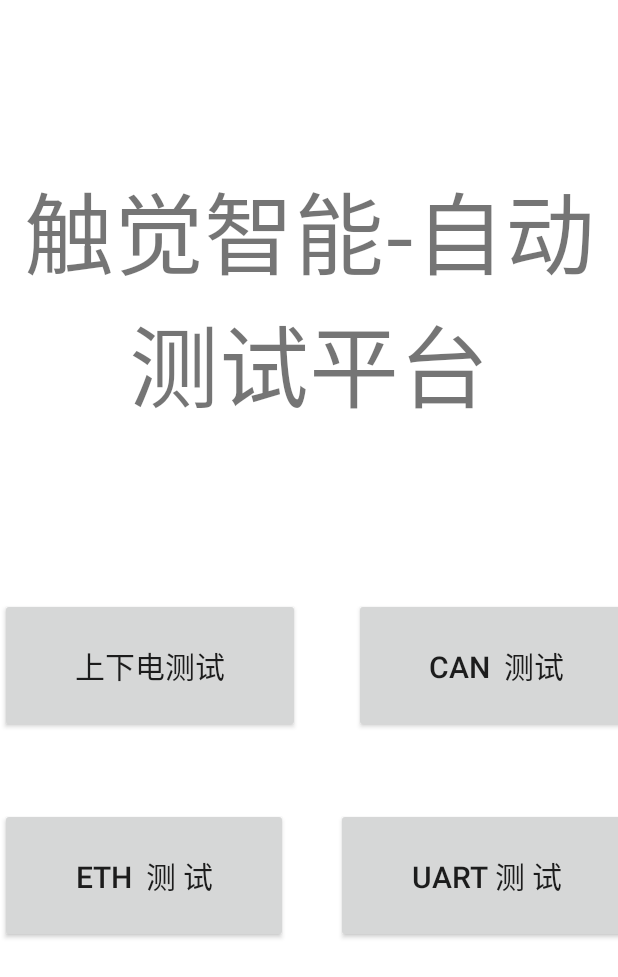
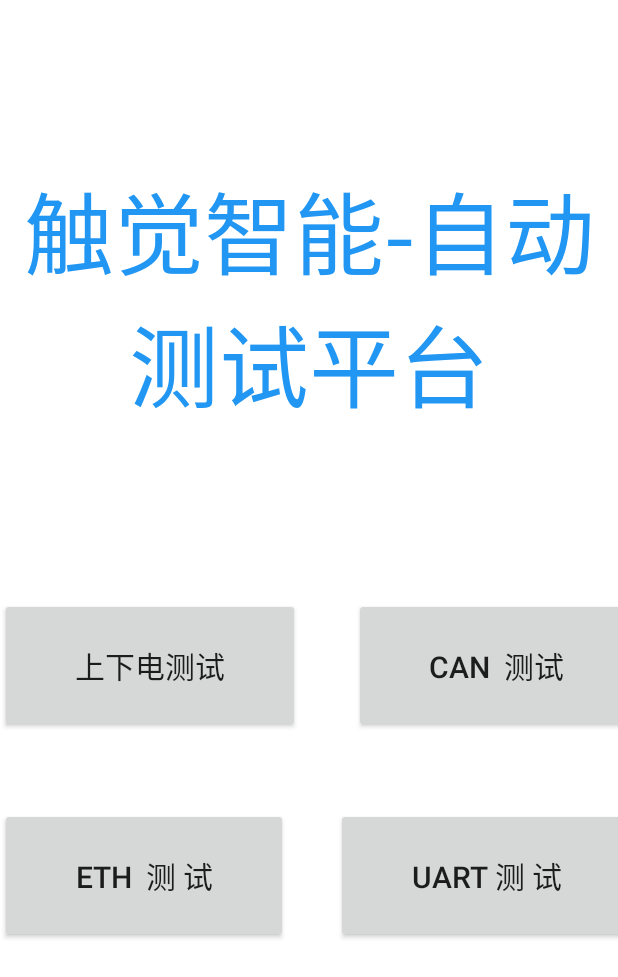
Before and after one commit to zhumeng1582/uart, an Android app: the screen it shows after launch (MainActivity), on a phone screen of 412 x 824 dp. Shown: the top 977 px of the screen. Run offline under Robolectric (Android 15) with nearby library versions, the phone set to English and light mode, and no system bars; libraries missing offline, so code that uses them is left out: com.blankj.utilcode; 1 statement that could not run was skipped.

Commit message:
改字体颜色

```diff
--- a/app/src/main/res/layout/activity_main.xml
+++ b/app/src/main/res/layout/activity_main.xml
@@ -10,6 +10,7 @@
         android:layout_width="match_parent"
         android:layout_height="0dp"
         android:layout_weight="1" />
+
     <TextView
         android:id="@+id/textTitle"
         android:layout_width="match_parent"
@@ -17,6 +18,7 @@
         android:gravity="center"
         android:padding="@dimen/dp_12"
         android:text="@string/string_home_title"
+        android:textColor="#2196F3"
         android:textSize="60sp"
         app:layout_constraintEnd_toEndOf="parent"
         app:layout_constraintHorizontal_chainStyle="packed"
```
